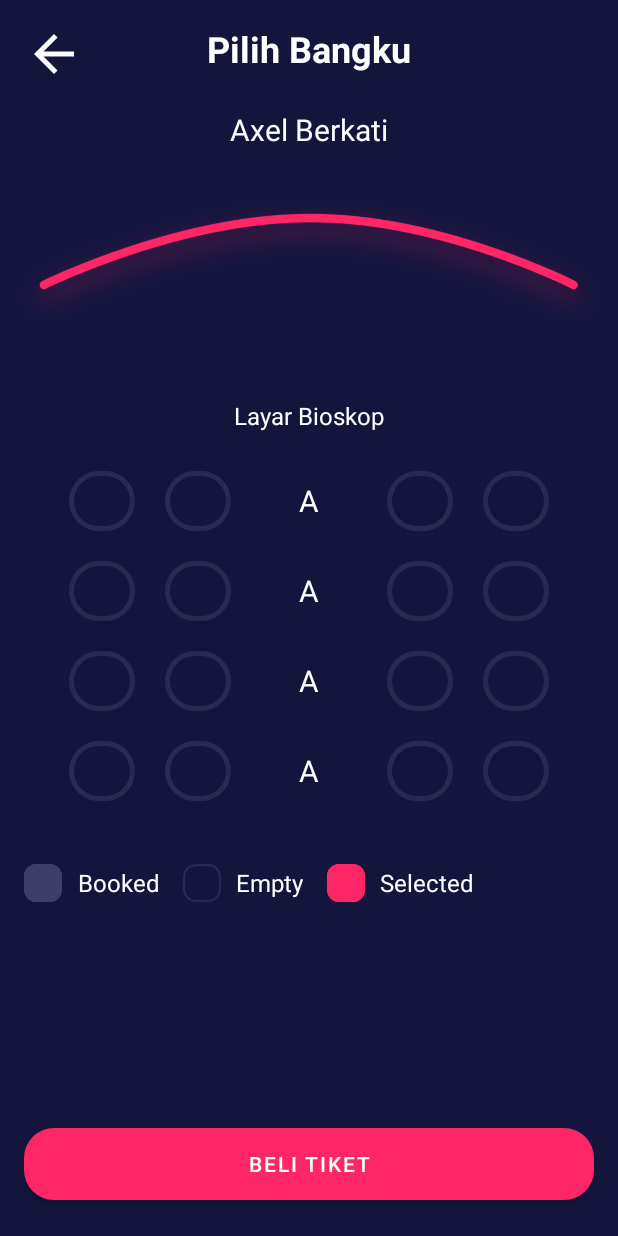
After one commit to 007AxelBerkati/MyMovie, an Android app: the layout activity_pilih_bangku.xml on its own in the app's theme, with its tools: preview values and no code run, on a phone screen of 412 x 824 dp. The commit adds this screen. Run offline under Robolectric (Android 15) with nearby library versions, the phone set to English and light mode, and no system bars.

Commit message:
slicing : pilih bangku

```diff
--- a/app/src/main/AndroidManifest.xml
+++ b/app/src/main/AndroidManifest.xml
@@ -19,6 +19,7 @@
         <activity android:name=".SignInActivity"></activity>
         <activity android:name=".SignUpActivity"></activity>
         <activity android:name=".HomeActivity"></activity>
+        <activity android:name=".DetailActivity"></activity>
         <activity android:name=".onboarding.OnboardingThreeActivity"></activity>
 
         <activity
--- /dev/null
+++ b/app/src/main/java/com/crowcel/myapplication/DetailActivity.kt
@@ -0,0 +1,11 @@
+package com.crowcel.myapplication
+
+import androidx.appcompat.app.AppCompatActivity
+import android.os.Bundle
+
+class DetailActivity : AppCompatActivity() {
+    override fun onCreate(savedInstanceState: Bundle?) {
+        super.onCreate(savedInstanceState)
+        setContentView(R.layout.activity_detail)
+    }
+}
--- /dev/null
+++ b/app/src/main/java/com/crowcel/myapplication/PilihBangkuActivity.kt
@@ -0,0 +1,11 @@
+package com.crowcel.myapplication
+
+import androidx.appcompat.app.AppCompatActivity
+import android.os.Bundle
+
+class PilihBangkuActivity : AppCompatActivity() {
+    override fun onCreate(savedInstanceState: Bundle?) {
+        super.onCreate(savedInstanceState)
+        setContentView(R.layout.activity_pilih_bangku)
+    }
+}
--- /dev/null
+++ b/app/src/main/res/layout/activity_detail.xml
@@ -0,0 +1,114 @@
+<?xml version="1.0" encoding="utf-8"?>
+<androidx.constraintlayout.widget.ConstraintLayout xmlns:android="http://schemas.android.com/apk/res/android"
+    xmlns:app="http://schemas.android.com/apk/res-auto"
+    xmlns:tools="http://schemas.android.com/tools"
+    android:layout_width="match_parent"
+    android:layout_height="match_parent"
+    android:background="@color/colorBlue"
+    tools:context=".onboarding.OnboardingOneActivity">
+
+    <Button
+        android:id="@+id/button4"
+        android:layout_width="0dp"
+        android:layout_height="wrap_content"
+        android:layout_marginStart="16dp"
+        android:layout_marginEnd="16dp"
+        android:layout_marginBottom="24dp"
+        android:background="@drawable/shape_rectangle_pink"
+        android:backgroundTint="@color/colorPink"
+        android:text="@string/pilih_bangku"
+        app:backgroundTint="@color/colorPink"
+
+        app:layout_constraintBottom_toBottomOf="parent"
+        app:layout_constraintEnd_toEndOf="parent"
+        app:layout_constraintHorizontal_bias="0.0"
+        app:layout_constraintStart_toStartOf="parent" />
+
+    <ImageView
+        android:id="@+id/imageView9"
+        android:layout_width="wrap_content"
+        android:layout_height="250dp"
+        android:scaleType="centerCrop"
+        app:layout_constraintEnd_toEndOf="parent"
+        app:layout_constraintHorizontal_bias="0.0"
+        app:layout_constraintStart_toStartOf="parent"
+        app:layout_constraintTop_toTopOf="parent"
+        app:srcCompat="@drawable/ic_poster" />
+
+    <TextView
+        android:id="@+id/textView11"
+        android:layout_width="0dp"
+        android:layout_height="wrap_content"
+        android:layout_marginStart="16dp"
+        android:layout_marginTop="16dp"
+        android:layout_marginEnd="16dp"
+        android:text="TextView"
+        android:textColor="@color/colorWhite"
+        android:textSize="20sp"
+        app:layout_constraintEnd_toEndOf="parent"
+        app:layout_constraintStart_toStartOf="parent"
+        app:layout_constraintTop_toBottomOf="@+id/imageView9"
+        tools:text="Avengers : Infinity war" />
+
+    <TextView
+        android:id="@+id/textView12"
+        android:layout_width="0dp"
+        android:layout_height="wrap_content"
+        android:layout_marginStart="16dp"
+        android:layout_marginEnd="16dp"
+        android:text="TextView"
+        android:textColor="@color/colorWhite"
+        android:textSize="16sp"
+        app:layout_constraintEnd_toEndOf="parent"
+        app:layout_constraintHorizontal_bias="0.0"
+        app:layout_constraintStart_toStartOf="parent"
+        app:layout_constraintTop_toBottomOf="@+id/textView11"
+        tools:text="Action, Sci-fi, Kids" />
+
+    <TextView
+        android:id="@+id/textView13"
+        android:layout_width="0dp"
+        android:layout_height="wrap_content"
+        android:layout_marginStart="16dp"
+        android:layout_marginTop="24dp"
+        android:layout_marginEnd="16dp"
+        android:text="TextView"
+        android:textColor="@color/colorWhite"
+        android:textSize="20sp"
+        app:layout_constraintEnd_toEndOf="parent"
+        app:layout_constraintHorizontal_bias="0.0"
+        app:layout_constraintStart_toStartOf="parent"
+        app:layout_constraintTop_toBottomOf="@+id/textView12"
+        tools:text="@string/storyboard" />
+
+    <TextView
+        android:id="@+id/textView15"
+        android:layout_width="0dp"
+        android:layout_height="wrap_content"
+        android:layout_marginStart="16dp"
+        android:layout_marginTop="16dp"
+        android:layout_marginEnd="16dp"
+        android:text="TextView"
+        android:textColor="@color/colorWhite"
+        android:textSize="20sp"
+        app:layout_constraintEnd_toEndOf="parent"
+        app:layout_constraintHorizontal_bias="0.0"
+        app:layout_constraintStart_toStartOf="parent"
+        app:layout_constraintTop_toBottomOf="@+id/textView14"
+        tools:text="@string/who_played" />
+
+    <TextView
+        android:id="@+id/textView14"
+        android:layout_width="0dp"
+        android:layout_height="wrap_content"
+        android:layout_marginStart="16dp"
+        android:layout_marginEnd="16dp"
+        android:text="TextView"
+        android:textColor="@color/colorWhite"
+        android:textSize="16sp"
+        app:layout_constraintEnd_toEndOf="parent"
+        app:layout_constraintHorizontal_bias="0.0"
+        app:layout_constraintStart_toStartOf="parent"
+        app:layout_constraintTop_toBottomOf="@+id/textView13"
+        tools:text="Avenger revenge" />
+</androidx.constraintlayout.widget.ConstraintLayout>
--- /dev/null
+++ b/app/src/main/res/layout/activity_pilih_bangku.xml
@@ -0,0 +1,372 @@
+<?xml version="1.0" encoding="utf-8"?>
+<androidx.constraintlayout.widget.ConstraintLayout xmlns:android="http://schemas.android.com/apk/res/android"
+    xmlns:app="http://schemas.android.com/apk/res-auto"
+    xmlns:tools="http://schemas.android.com/tools"
+    android:layout_width="match_parent"
+    android:layout_height="match_parent"
+    android:background="@color/colorBlue"
+    tools:context=".onboarding.OnboardingOneActivity">
+
+    <LinearLayout
+        android:id="@+id/linearLayout6"
+        android:layout_width="0dp"
+        android:layout_height="60dp"
+        android:layout_marginStart="36dp"
+        android:layout_marginEnd="36dp"
+        android:orientation="horizontal"
+        android:padding="10dp"
+        app:layout_constraintEnd_toEndOf="parent"
+        app:layout_constraintHorizontal_bias="0.0"
+        app:layout_constraintStart_toStartOf="parent"
+        app:layout_constraintTop_toBottomOf="@+id/linearLayout5">
+
+        <ImageView
+            android:id="@+id/imageView11"
+            android:layout_width="match_parent"
+            android:layout_height="match_parent"
+            android:layout_marginRight="20dp"
+            android:layout_weight="1"
+            app:srcCompat="@drawable/shape_line_blue_grey" />
+
+        <ImageView
+            android:id="@+id/imageView15"
+            android:layout_width="match_parent"
+            android:layout_height="match_parent"
+            android:layout_marginRight="20dp"
+            android:layout_weight="1"
+            app:srcCompat="@drawable/shape_line_blue_grey" />
+
+        <TextView
+            android:id="@+id/textView19"
+            android:layout_width="match_parent"
+            android:layout_height="match_parent"
+            android:layout_weight="1"
+            android:gravity="center"
+            android:text="TextView"
+            android:textColor="@color/colorWhite"
+            android:textSize="20sp"
+            tools:text="A" />
+
+        <ImageView
+            android:id="@+id/imageView13"
+            android:layout_width="match_parent"
+            android:layout_height="match_parent"
+            android:layout_marginLeft="20dp"
+            android:layout_weight="1"
+            app:srcCompat="@drawable/shape_line_blue_grey" />
+
+        <ImageView
+            android:id="@+id/imageView14"
+            android:layout_width="match_parent"
+            android:layout_height="match_parent"
+            android:layout_marginLeft="20dp"
+            android:layout_weight="1"
+            app:srcCompat="@drawable/shape_line_blue_grey" />
+    </LinearLayout>
+
+    <LinearLayout
+        android:id="@+id/linearLayout5"
+        android:layout_width="0dp"
+        android:layout_height="60dp"
+        android:layout_marginStart="36dp"
+        android:layout_marginEnd="36dp"
+        android:orientation="horizontal"
+        android:padding="10dp"
+        app:layout_constraintEnd_toEndOf="parent"
+        app:layout_constraintHorizontal_bias="0.0"
+        app:layout_constraintStart_toStartOf="parent"
+        app:layout_constraintTop_toBottomOf="@+id/linearLayout4">
+
+        <ImageView
+            android:id="@+id/imageView26"
+            android:layout_width="match_parent"
+            android:layout_height="match_parent"
+            android:layout_marginRight="20dp"
+            android:layout_weight="1"
+            app:srcCompat="@drawable/shape_line_blue_grey" />
+
+        <ImageView
+            android:id="@+id/imageView27"
+            android:layout_width="match_parent"
+            android:layout_height="match_parent"
+            android:layout_marginRight="20dp"
+            android:layout_weight="1"
+            app:srcCompat="@drawable/shape_line_blue_grey" />
+
+        <TextView
+            android:id="@+id/textView28"
+            android:layout_width="match_parent"
+            android:layout_height="match_parent"
+            android:layout_weight="1"
+            android:gravity="center"
+            android:text="TextView"
+            android:textColor="@color/colorWhite"
+            android:textSize="20sp"
+            tools:text="A" />
+
+        <ImageView
+            android:id="@+id/imageView29"
+            android:layout_width="match_parent"
+            android:layout_height="match_parent"
+            android:layout_marginLeft="20dp"
+            android:layout_weight="1"
+            app:srcCompat="@drawable/shape_line_blue_grey" />
+
+        <ImageView
+            android:id="@+id/imageView30"
+            android:layout_width="match_parent"
+            android:layout_height="match_parent"
+            android:layout_marginLeft="20dp"
+            android:layout_weight="1"
+            app:srcCompat="@drawable/shape_line_blue_grey" />
+    </LinearLayout>
+
+    <LinearLayout
+        android:id="@+id/linearLayout4"
+        android:layout_width="0dp"
+        android:layout_height="60dp"
+        android:layout_marginStart="36dp"
+        android:layout_marginEnd="36dp"
+        android:orientation="horizontal"
+        android:padding="10dp"
+        app:layout_constraintEnd_toEndOf="parent"
+        app:layout_constraintHorizontal_bias="0.0"
+        app:layout_constraintStart_toStartOf="parent"
+        app:layout_constraintTop_toBottomOf="@+id/linearLayout3">
+
+        <ImageView
+            android:id="@+id/imageView31"
+            android:layout_width="match_parent"
+            android:layout_height="match_parent"
+            android:layout_marginRight="20dp"
+            android:layout_weight="1"
+            app:srcCompat="@drawable/shape_line_blue_grey" />
+
+        <ImageView
+            android:id="@+id/imageView32"
+            android:layout_width="match_parent"
+            android:layout_height="match_parent"
+            android:layout_marginRight="20dp"
+            android:layout_weight="1"
+            app:srcCompat="@drawable/shape_line_blue_grey" />
+
+        <TextView
+            android:id="@+id/textView33"
+            android:layout_width="match_parent"
+            android:layout_height="match_parent"
+            android:layout_weight="1"
+            android:gravity="center"
+            android:text="TextView"
+            android:textColor="@color/colorWhite"
+            android:textSize="20sp"
+            tools:text="A" />
+
+        <ImageView
+            android:id="@+id/imageView34"
+            android:layout_width="match_parent"
+            android:layout_height="match_parent"
+            android:layout_marginLeft="20dp"
+            android:layout_weight="1"
+            app:srcCompat="@drawable/shape_line_blue_grey" />
+
+        <ImageView
+            android:id="@+id/imageView35"
+            android:layout_width="match_parent"
+            android:layout_height="match_parent"
+            android:layout_marginLeft="20dp"
+            android:layout_weight="1"
+            app:srcCompat="@drawable/shape_line_blue_grey" />
+    </LinearLayout>
+
+    <Button
+        android:id="@+id/button3"
+        android:layout_width="0dp"
+        android:layout_height="wrap_content"
+        android:layout_marginStart="16dp"
+        android:layout_marginEnd="16dp"
+        android:layout_marginBottom="24dp"
+        android:background="@drawable/shape_rectangle_pink"
+        android:backgroundTint="@color/colorPink"
+        android:text="@string/beli_tiket"
+        app:backgroundTint="@color/colorPink"
+        app:layout_constraintBottom_toBottomOf="parent"
+        app:layout_constraintEnd_toEndOf="parent"
+        app:layout_constraintStart_toStartOf="parent" />
+
+    <TextView
+        android:id="@+id/textView"
+        android:layout_width="0dp"
+        android:layout_height="wrap_content"
+        android:layout_marginStart="16dp"
+        android:layout_marginTop="16dp"
+        android:layout_marginEnd="16dp"
+        android:gravity="center"
+        android:text="TextView"
+        android:textColor="@color/colorWhite"
+        android:textSize="24sp"
+        android:textStyle="bold"
+        app:layout_constraintEnd_toEndOf="parent"
+        app:layout_constraintStart_toStartOf="parent"
+        app:layout_constraintTop_toTopOf="parent"
+        tools:text="@string/pilih_bangku" />
+
+    <TextView
+        android:id="@+id/textView2"
+        android:layout_width="wrap_content"
+        android:layout_height="wrap_content"
+        android:layout_marginStart="16dp"
+        android:layout_marginTop="24dp"
+        android:layout_marginEnd="16dp"
+        android:text="TextView"
+        android:textColor="@color/colorWhite"
+        android:textSize="20sp"
+        app:layout_constraintEnd_toEndOf="parent"
+        app:layout_constraintStart_toStartOf="parent"
+        app:layout_constraintTop_toBottomOf="@+id/textView"
+        tools:text="Axel Berkati" />
+
+    <TextView
+        android:id="@+id/textView17"
+        android:layout_width="wrap_content"
+        android:layout_height="wrap_content"
+        android:layout_marginStart="16dp"
+        android:layout_marginTop="16dp"
+        android:layout_marginEnd="16dp"
+        android:text="TextView"
+        android:textColor="@color/colorWhite"
+        android:textSize="16sp"
+        app:layout_constraintEnd_toEndOf="parent"
+        app:layout_constraintStart_toStartOf="parent"
+        app:layout_constraintTop_toBottomOf="@+id/imageView10"
+        tools:text="@string/layar_bioskop" />
+
+    <ImageView
+        android:id="@+id/imageView3"
+        android:layout_width="40dp"
+        android:layout_height="40dp"
+        android:layout_marginStart="16dp"
+        android:layout_marginTop="16dp"
+        app:layout_constraintStart_toStartOf="parent"
+        app:layout_constraintTop_toTopOf="parent"
+        app:srcCompat="@drawable/ic_baseline_arrow_back_24" />
+
+    <ImageView
+        android:id="@+id/imageView10"
+        android:layout_width="wrap_content"
+        android:layout_height="150dp"
+        android:layout_marginStart="16dp"
+        android:layout_marginEnd="16dp"
+        app:layout_constraintEnd_toEndOf="parent"
+        app:layout_constraintStart_toStartOf="parent"
+        app:layout_constraintTop_toBottomOf="@+id/textView2"
+        app:srcCompat="@drawable/ic_path" />
+
+    <LinearLayout
+        android:id="@+id/linearLayout3"
+        android:layout_width="0dp"
+        android:layout_height="60dp"
+        android:layout_marginStart="36dp"
+        android:layout_marginTop="16dp"
+        android:layout_marginEnd="36dp"
+        android:orientation="horizontal"
+        android:padding="10dp"
+        app:layout_constraintEnd_toEndOf="parent"
+        app:layout_constraintStart_toStartOf="parent"
+        app:layout_constraintTop_toBottomOf="@+id/textView17">
+
+        <ImageView
+            android:id="@+id/imageView20"
+            android:layout_width="match_parent"
+            android:layout_height="match_parent"
+            android:layout_marginRight="20dp"
+            android:layout_weight="1"
+            app:srcCompat="@drawable/shape_line_blue_grey" />
+
+        <ImageView
+            android:id="@+id/imageView21"
+            android:layout_width="match_parent"
+            android:layout_height="match_parent"
+            android:layout_marginRight="20dp"
+            android:layout_weight="1"
+            app:srcCompat="@drawable/shape_line_blue_grey" />
+
+        <TextView
+            android:id="@+id/textView22"
+            android:layout_width="match_parent"
+            android:layout_height="match_parent"
+            android:layout_weight="1"
+            android:gravity="center"
+            android:text="TextView"
+            android:textColor="@color/colorWhite"
+            android:textSize="20sp"
+            tools:text="A" />
+
+        <ImageView
+            android:id="@+id/imageView23"
+            android:layout_width="match_parent"
+            android:layout_height="match_parent"
+            android:layout_marginLeft="20dp"
+            android:layout_weight="1"
+            app:srcCompat="@drawable/shape_line_blue_grey" />
+
+        <ImageView
+            android:id="@+id/imageView24"
+            android:layout_width="match_parent"
+            android:layout_height="match_parent"
+            android:layout_marginLeft="20dp"
+            android:layout_weight="1"
+            app:srcCompat="@drawable/shape_line_blue_grey" />
+    </LinearLayout>
+
+    <TextView
+        android:id="@+id/textView21"
+        android:layout_width="0dp"
+        android:layout_height="wrap_content"
+        android:layout_marginStart="16dp"
+        android:layout_marginTop="32dp"
+        android:drawableStart="@drawable/ic_rectangle_booked"
+        android:drawableLeft="@drawable/ic_rectangle_booked"
+        android:drawablePadding="10dp"
+        android:gravity="center"
+        android:text="TextView"
+        android:textColor="@color/colorWhite"
+        android:textSize="16sp"
+        app:layout_constraintStart_toStartOf="parent"
+        app:layout_constraintTop_toBottomOf="@+id/linearLayout6"
+        tools:text="Booked" />
+
+    <TextView
+        android:id="@+id/textView23"
+        android:layout_width="0dp"
+        android:layout_height="wrap_content"
+        android:layout_marginStart="16dp"
+        android:layout_marginTop="32dp"
+        android:drawableStart="@drawable/ic_rectangle_empty"
+        android:drawableLeft="@drawable/shape_line_blue_grey"
+        android:drawablePadding="10dp"
+        android:gravity="center"
+        android:text="TextView"
+        android:textColor="@color/colorWhite"
+        android:textSize="16sp"
+        app:layout_constraintStart_toEndOf="@+id/textView21"
+        app:layout_constraintTop_toBottomOf="@+id/linearLayout6"
+        tools:text="Empty" />
+
+    <TextView
+        android:id="@+id/textView24"
+        android:layout_width="0dp"
+        android:layout_height="wrap_content"
+        android:layout_marginStart="16dp"
+        android:layout_marginTop="32dp"
+        android:drawableStart="@drawable/ic_rectangle_selected"
+        android:drawableLeft="@drawable/shape_line_blue_grey"
+        android:drawablePadding="10dp"
+        android:gravity="center"
+        android:text="TextView"
+        android:textColor="@color/colorWhite"
+        android:textSize="16sp"
+        app:layout_constraintStart_toEndOf="@+id/textView23"
+        app:layout_constraintTop_toBottomOf="@+id/linearLayout6"
+        tools:text="Selected" />
+
+</androidx.constraintlayout.widget.ConstraintLayout>
--- a/app/src/main/res/values/strings.xml
+++ b/app/src/main/res/values/strings.xml
@@ -20,4 +20,9 @@
     <string name="simpan_dan_lanjutkan">Simpan Dan Lanjutkan</string>
     <string name="selamat_datang">Selamat Datang\nAxel Berkati</string>
     <string name="coming_soon">Coming Soon</string>
+    <string name="storyboard">Storyboard</string>
+    <string name="who_played">Who\'s Played</string>
+    <string name="pilih_bangku">Pilih Bangku</string>
+    <string name="layar_bioskop">Layar Bioskop</string>
+    <string name="beli_tiket">Beli Tiket</string>
 </resources>
```
